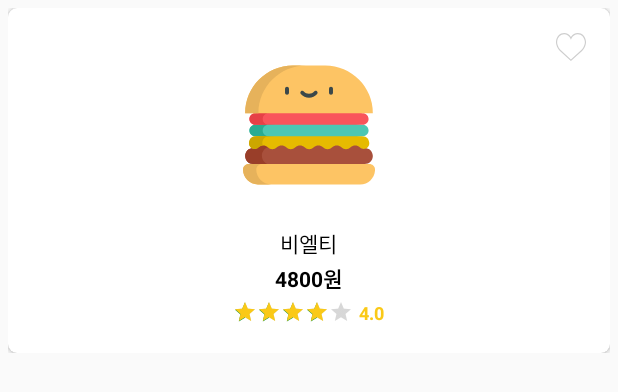
After one commit to taeiim/Subway, an Android app: the layout item_menu.xml on its own in the app's theme, with its tools: preview values and no code run, on a phone screen of 412 x 824 dp. The commit adds this screen. Shown: the top 392 px of the screen. Run offline under Robolectric (Android 15) with nearby library versions, the phone set to English and light mode, and no system bars.

Commit message:
Add HeartBtn Animation(delete heart library) , Add RecyclerView in menufragment

```diff
--- a/app/build.gradle
+++ b/app/build.gradle
@@ -33,7 +33,6 @@ dependencies {
     implementation 'com.android.support:design:26.1.0'
     implementation 'com.android.support:recyclerview-v7:26.1.0'
     implementation 'com.android.support:cardview-v7:26.1.0'
-    compile 'com.sackcentury:shinebutton:0.2.0'
     compile 'com.aurelhubert:ahbottomnavigation:2.1.0'
     compile 'info.hoang8f:android-segmented:1.0.6'
 }
--- /dev/null
+++ b/app/src/main/res/drawable/button_heart.xml
@@ -0,0 +1,7 @@
+<?xml version="1.0" encoding="utf-8"?>
+<selector xmlns:android="http://schemas.android.com/apk/res/android">
+    <item android:drawable = "@drawable/ic_heart"
+        android:state_checked="true"/>
+    <item android:drawable="@drawable/ic_heart_edge"
+        android:state_checked="false"/>
+</selector>
--- /dev/null
+++ b/app/src/main/res/drawable/ic_heart.xml
@@ -0,0 +1,4 @@
+<vector android:height="24dp" android:viewportHeight="51.997"
+    android:viewportWidth="51.997" android:width="24dp" xmlns:android="http://schemas.android.com/apk/res/android">
+    <path android:fillColor="#ffff4444" android:pathData="M51.91,16.24C51.15,7.89 45.24,1.83 37.84,1.83c-4.93,0 -9.44,2.65 -11.98,6.91c-2.52,-4.31 -6.85,-6.91 -11.7,-6.91c-7.4,0 -13.31,6.06 -14.07,14.41c-0.06,0.37 -0.31,2.31 0.44,5.48c1.08,4.57 3.57,8.72 7.2,12.01l18.11,16.44l18.43,-16.44c3.63,-3.29 6.12,-7.45 7.2,-12.01C52.22,18.55 51.97,16.61 51.91,16.24z"/>
+</vector>
--- /dev/null
+++ b/app/src/main/res/drawable/ic_heart_edge.xml
@@ -0,0 +1,4 @@
+<vector android:height="24dp" android:viewportHeight="51.997"
+    android:viewportWidth="51.997" android:width="24dp" xmlns:android="http://schemas.android.com/apk/res/android">
+    <path android:fillColor="#CECECE" android:pathData="M51.91,16.24C51.15,7.89 45.24,1.83 37.84,1.83c-4.93,0 -9.44,2.65 -11.98,6.91c-2.52,-4.31 -6.85,-6.91 -11.7,-6.91c-7.4,0 -13.31,6.06 -14.07,14.41c-0.06,0.37 -0.31,2.31 0.44,5.48c1.08,4.57 3.57,8.72 7.2,12.01l18.11,16.44l18.43,-16.44c3.63,-3.29 6.12,-7.45 7.2,-12.01C52.22,18.55 51.97,16.61 51.91,16.24zM49.52,21.26c-0.98,4.17 -3.27,7.97 -6.59,10.98L25.85,47.48L9.07,32.25c-3.33,-3.02 -5.61,-6.82 -6.6,-10.99c-0.71,-3 -0.42,-4.69 -0.42,-4.7l0.01,-0.1C2.72,9.14 7.81,3.83 14.16,3.83c4.69,0 8.81,2.88 10.77,7.51l0.92,2.18l0.92,-2.18c1.93,-4.56 6.27,-7.51 11.07,-7.51c6.35,0 11.43,5.31 12.1,12.73C49.94,16.57 50.23,18.26 49.52,21.26z"/>
+</vector>
--- /dev/null
+++ b/app/src/main/res/layout/item_menu.xml
@@ -0,0 +1,96 @@
+<?xml version="1.0" encoding="utf-8"?>
+<LinearLayout xmlns:android="http://schemas.android.com/apk/res/android"
+    xmlns:app="http://schemas.android.com/apk/res-auto"
+    android:layout_width="match_parent"
+    android:layout_height="230dp"
+    android:layout_margin="5dp">
+
+    <android.support.v7.widget.CardView
+        android:layout_width="match_parent"
+        android:layout_height="match_parent"
+        app:cardCornerRadius="6dp">
+
+        <RelativeLayout
+            android:layout_width="match_parent"
+            android:layout_height="match_parent">
+
+            <ToggleButton
+                android:id="@+id/menu_heartBtn"
+                android:layout_width="20dp"
+                android:layout_height="20dp"
+                android:layout_alignParentRight="true"
+                android:background="@drawable/button_heart"
+                android:layout_margin="16dp"
+                android:checked="false"
+                android:text=""
+                android:textOff=""
+                android:textOn=""/>
+
+            <LinearLayout
+                android:layout_width="match_parent"
+                android:layout_height="match_parent"
+                android:gravity="center"
+                android:orientation="vertical">
+
+                <ImageView
+                    android:id="@+id/menu_imgView"
+                    android:layout_width="match_parent"
+                    android:layout_height="120dp"
+                    android:layout_marginBottom="8dp"
+                    android:src="@drawable/ic_burger"
+                    android:padding="16dp"/>
+
+                <TextView
+                    android:id="@+id/menu_nameTv"
+                    android:layout_width="wrap_content"
+                    android:layout_height="wrap_content"
+                    android:layout_gravity="center_horizontal"
+                    android:layout_marginBottom="2dp"
+                    android:text="비엘티"
+                    android:textColor="#000" />
+
+                <TextView
+                    android:id="@+id/menu_priceTv"
+                    android:layout_width="wrap_content"
+                    android:layout_height="wrap_content"
+                    android:layout_gravity="center_horizontal"
+                    android:layout_marginBottom="4dp"
+                    android:text="4800원"
+                    android:textColor="#000"
+                    android:textStyle="bold" />
+
+                <LinearLayout
+                    android:layout_width="wrap_content"
+                    android:layout_height="wrap_content"
+                    android:layout_gravity="center_horizontal"
+                    android:orientation="horizontal">
+
+                    <RatingBar
+                        android:id="@+id/menu_ratingBar"
+                        style="?android:attr/ratingBarStyleSmall"
+                        android:layout_width="wrap_content"
+                        android:layout_height="wrap_content"
+                        android:isIndicator="false"
+                        android:max="5"
+                        android:numStars="5"
+                        android:progressTint="#FAC917"
+                        android:rating="4"
+                        android:stepSize="0.5" />
+
+                    <TextView
+                        android:id="@+id/menu_starTv"
+                        android:layout_width="wrap_content"
+                        android:layout_height="wrap_content"
+                        android:layout_toRightOf="@id/honeyRank_ratingBar"
+                        android:paddingLeft="4dp"
+                        android:text="4.0"
+                        android:textColor="@color/colorPrimary"
+                        android:textSize="12dp"
+                        android:textStyle="bold" />
+
+                </LinearLayout>
+
+            </LinearLayout>
+        </RelativeLayout>
+    </android.support.v7.widget.CardView>
+</LinearLayout>
```
Also changed, not shown: app/src/main/java/com/example/parktaeim/subway/Adapter/HoneyRankAdapter.java (+26 -0 lines), app/src/main/java/com/example/parktaeim/subway/Adapter/MenuAdapter.java (added, +91 -0 lines), app/src/main/java/com/example/parktaeim/subway/Fragment/MenuFragment.java (+50 -0 lines), app/src/main/java/com/example/parktaeim/subway/Model/MenuItem.java (added, +51 -0 lines), app/src/main/res/layout/fragment_menu.xml (+8 -1 lines), app/src/main/res/layout/item_honey_rank.xml (+8 -8 lines).
